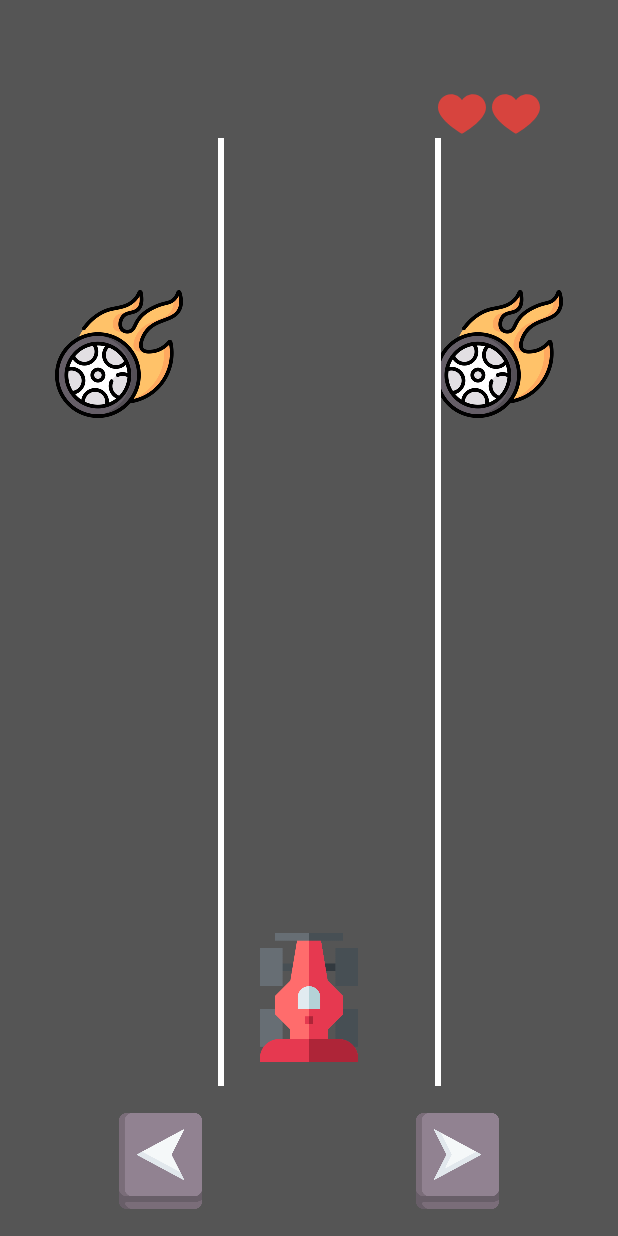
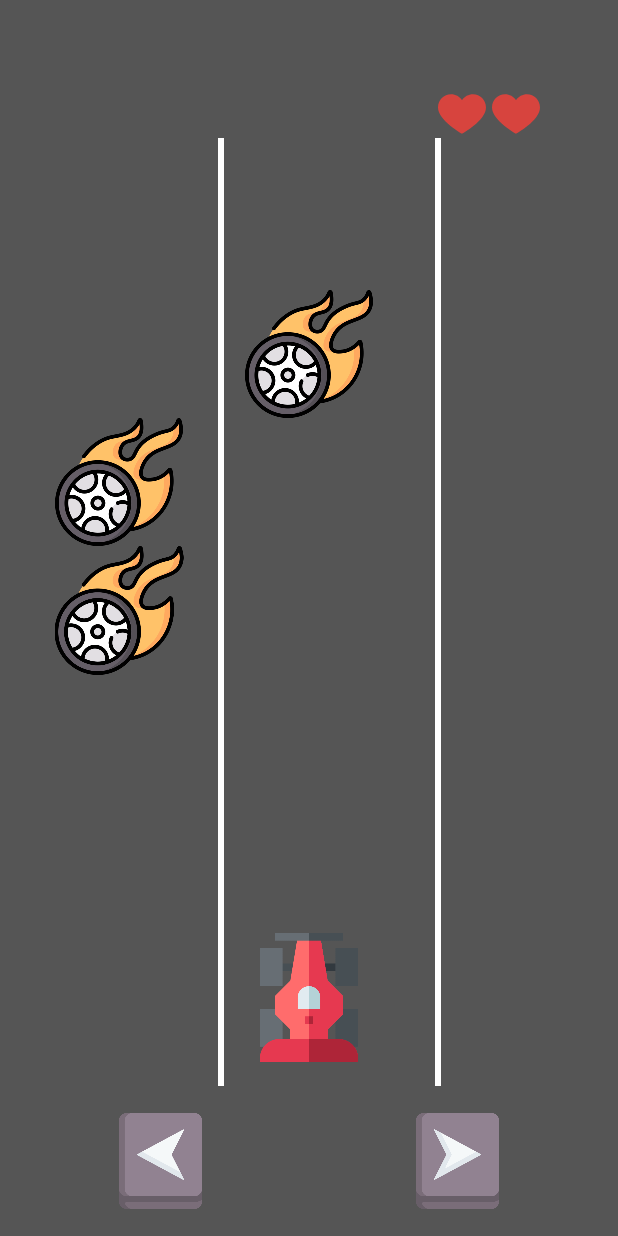
Before and after one commit to eyalfab2805/car_crash_game, an Android app: the screen it shows after launch (MainActivity), after a tap on an icon or button, on a phone screen of 412 x 824 dp. Run offline under Robolectric (Android 15) with nearby library versions, the phone set to English and light mode, and no system bars; 1 other tap on this screen came first.

Commit message:
finalVersion_Ex1

```diff
--- a/app/build.gradle.kts
+++ b/app/build.gradle.kts
@@ -35,6 +35,9 @@ android {
     kotlinOptions {
         jvmTarget = "11"
     }
+    buildFeatures {
+        viewBinding = true
+    }
 }
 
 dependencies {
--- a/app/src/main/java/com/example/obstacle_game/MainActivity.kt
+++ b/app/src/main/java/com/example/obstacle_game/MainActivity.kt
@@ -1,67 +1,41 @@
 package com.example.obstacle_game
 
 import android.os.Bundle
-import android.view.View
 import android.widget.ImageView
 import android.widget.Toast
 import androidx.appcompat.app.AppCompatActivity
+import com.example.obstacle_game.utilities.GameManager
 import java.util.Timer
 import java.util.TimerTask
-import kotlin.random.Random
-
 
 class MainActivity : AppCompatActivity() {
 
-    companion object {
-        private const val ROWS = 7
-        private const val COLS = 3
-        private const val TICK_MS = 400L
-    }
-
-    // 7x3 grid
     private lateinit var cells: Array<Array<ImageView>>
-    private var gameReady = false
-
-    // Hearts
     private lateinit var heartViews: List<ImageView>
-
-    private var lives = 3
-
-    // Player
-    private val playerRow = ROWS - 1
-    private var playerCol = 1 // middle
-
-    // Obstacles
-    data class Obstacle(var row: Int, var col: Int)
-
-    private val obstacles = mutableListOf<Obstacle>()
-
-    // Timer
+    private var gameManager: GameManager? = null
     private var timer: Timer? = null
 
     override fun onCreate(savedInstanceState: Bundle?) {
         super.onCreate(savedInstanceState)
         setContentView(R.layout.activity_main)
 
-
-        val ok = bindHearts() && bindGrid() && setupButtons()
-        if (!ok) {
+        if (!bindViews()) {
             Toast.makeText(this, "Initialization failed – check XML IDs", Toast.LENGTH_LONG).show()
-            gameReady = false
             return
         }
 
-        gameReady = true
+        gameManager = GameManager(
+            context = this,
+            cells = cells,
+            heartViews = heartViews
+        )
 
-        spawnObstacles(2)
-        redrawGrid()
+        setupButtons()
     }
 
     override fun onStart() {
         super.onStart()
-        if (gameReady) {
-            startGameLoop()
-        }
+        startGameLoop()
     }
 
     override fun onStop() {
@@ -69,121 +43,19 @@ class MainActivity : AppCompatActivity() {
         stopGameLoop()
     }
 
-    // ------------------------
-    // Bind views safely
-    // ------------------------
-
-    private fun bindHearts(): Boolean {
-        val h1 = findViewById<ImageView?>(R.id.heart1)
-        val h2 = findViewById<ImageView?>(R.id.heart2)
-        val h3 = findViewById<ImageView?>(R.id.heart3)
-
-        if (h1 == null || h2 == null || h3 == null) {
-            Toast.makeText(this, "Heart views not found – check XML IDs", Toast.LENGTH_LONG).show()
-            return false
-        }
-
-        heartViews = listOf(h1, h2, h3)
-        return true
-    }
-
-    private fun bindGrid(): Boolean {
-        fun cell(id: Int, name: String): ImageView? {
-            val v = findViewById<ImageView?>(id)
-            if (v == null) {
-                Toast.makeText(this, "Missing cell $name in XML", Toast.LENGTH_LONG).show()
-            }
-            return v
-        }
-
-        val c00 = cell(R.id.cell_0_0, "cell_0_0") ?: return false
-        val c01 = cell(R.id.cell_0_1, "cell_0_1") ?: return false
-        val c02 = cell(R.id.cell_0_2, "cell_0_2") ?: return false
-
-        val c10 = cell(R.id.cell_1_0, "cell_1_0") ?: return false
-        val c11 = cell(R.id.cell_1_1, "cell_1_1") ?: return false
-        val c12 = cell(R.id.cell_1_2, "cell_1_2") ?: return false
-
-        val c20 = cell(R.id.cell_2_0, "cell_2_0") ?: return false
-        val c21 = cell(R.id.cell_2_1, "cell_2_1") ?: return false
-        val c22 = cell(R.id.cell_2_2, "cell_2_2") ?: return false
-
-        val c30 = cell(R.id.cell_3_0, "cell_3_0") ?: return false
-        val c31 = cell(R.id.cell_3_1, "cell_3_1") ?: return false
-        val c32 = cell(R.id.cell_3_2, "cell_3_2") ?: return false
-
-        val c40 = cell(R.id.cell_4_0, "cell_4_0") ?: return false
-        val c41 = cell(R.id.cell_4_1, "cell_4_1") ?: return false
-        val c42 = cell(R.id.cell_4_2, "cell_4_2") ?: return false
-
-        val c50 = cell(R.id.cell_5_0, "cell_5_0") ?: return false
-        val c51 = cell(R.id.cell_5_1, "cell_5_1") ?: return false
-        val c52 = cell(R.id.cell_5_2, "cell_5_2") ?: return false
-
-        val c60 = cell(R.id.cell_6_0, "cell_6_0") ?: return false
-        val c61 = cell(R.id.cell_6_1, "cell_6_1") ?: return false
-        val c62 = cell(R.id.cell_6_2, "cell_6_2") ?: return false
-
-        cells = arrayOf(
-            arrayOf(c00, c01, c02),
-            arrayOf(c10, c11, c12),
-            arrayOf(c20, c21, c22),
-            arrayOf(c30, c31, c32),
-            arrayOf(c40, c41, c42),
-            arrayOf(c50, c51, c52),
-            arrayOf(c60, c61, c62)
-        )
-
-        return true
-    }
-
-    private fun setupButtons(): Boolean {
-        val btnLeft = findViewById<ImageView?>(R.id.btnLeft)
-        val btnRight = findViewById<ImageView?>(R.id.btnRight)
-
-        if (btnLeft == null || btnRight == null) {
-            Toast.makeText(this, "Buttons not found – check XML IDs", Toast.LENGTH_LONG).show()
-            return false
-        }
-
-        btnLeft.setOnClickListener {
-            if (lives <= 0) return@setOnClickListener
-            if (playerCol > 0) {
-                playerCol--
-                redrawGrid()
-            }
-        }
-
-        btnRight.setOnClickListener {
-            if (lives <= 0) return@setOnClickListener
-            if (playerCol < COLS - 1) {
-                playerCol++
-                redrawGrid()
-            }
-        }
-
-        return true
-    }
-
-    // ------------------------
-    // Timer loop
-    // ------------------------
-
     private fun startGameLoop() {
         stopGameLoop()
         timer = Timer()
-        scheduleNextTick()
-    }
-
-    private fun scheduleNextTick() {
         timer?.schedule(object : TimerTask() {
             override fun run() {
-                this@MainActivity.runOnUiThread {
-                    updateObstacles()
-                    scheduleNextTick()
+                runOnUiThread {
+                    val gameRunning = gameManager?.tick() ?: false
+                    if (!gameRunning) {
+                        stopGameLoop()
+                    }
                 }
             }
-        }, TICK_MS)
+        }, 0, 400L)
     }
 
     private fun stopGameLoop() {
@@ -191,100 +63,41 @@ class MainActivity : AppCompatActivity() {
         timer = null
     }
 
-    // ------------------------
-    // Obstacles
-    // ------------------------
+    private fun bindViews(): Boolean {
+        return bindHearts() && bindGrid()
+    }
 
-    private fun spawnObstacles(count: Int) {
-        obstacles.clear()
-        repeat(count) {
-            obstacles += Obstacle(
-                row = Random.nextInt(0, 3),
-                col = Random.nextInt(0, COLS)
-            )
+    private fun bindHearts(): Boolean {
+        val h1 = findViewById<ImageView?>(R.id.heart1)
+        val h2 = findViewById<ImageView?>(R.id.heart2)
+        val h3 = findViewById<ImageView?>(R.id.heart3)
+
+        if (h1 == null || h2 == null || h3 == null) return false
+
+        heartViews = listOf(h1, h2, h3)
+        return true
+    }
+
+    private fun bindGrid(): Boolean {
+        cells = arrayOf(
+            arrayOf(findViewById(R.id.cell_0_0), findViewById(R.id.cell_0_1), findViewById(R.id.cell_0_2)),
+            arrayOf(findViewById(R.id.cell_1_0), findViewById(R.id.cell_1_1), findViewById(R.id.cell_1_2)),
+            arrayOf(findViewById(R.id.cell_2_0), findViewById(R.id.cell_2_1), findViewById(R.id.cell_2_2)),
+            arrayOf(findViewById(R.id.cell_3_0), findViewById(R.id.cell_3_1), findViewById(R.id.cell_3_2)),
+            arrayOf(findViewById(R.id.cell_4_0), findViewById(R.id.cell_4_1), findViewById(R.id.cell_4_2)),
+            arrayOf(findViewById(R.id.cell_5_0), findViewById(R.id.cell_5_1), findViewById(R.id.cell_5_2)),
+            arrayOf(findViewById(R.id.cell_6_0), findViewById(R.id.cell_6_1), findViewById(R.id.cell_6_2))
+        )
+        return true
+    }
+
+    private fun setupButtons() {
+        findViewById<ImageView>(R.id.btnLeft).setOnClickListener {
+            gameManager?.movePlayer("LEFT")
+        }
+
+        findViewById<ImageView>(R.id.btnRight).setOnClickListener {
+            gameManager?.movePlayer("RIGHT")
         }
     }
-
-    private fun updateObstacles() {
-        if (lives <= 0) return
-
-        var hit = false
-
-        for (obs in obstacles) {
-            obs.row++
-
-            if (obs.row == playerRow && obs.col == playerCol) {
-                hit = true
-            }
-
-            if (obs.row > playerRow) {
-                obs.row = 0
-                obs.col = Random.nextInt(0, COLS)
-            }
-        }
-
-        if (hit) {
-            onHit()
-        } else {
-            redrawGrid()
-        }
-    }
-
-    // ------------------------
-    // Drawing
-    // ------------------------
-
-    private fun redrawGrid() {
-        // 1) Hide everything
-        for (r in 0 until ROWS) {
-            for (c in 0 until COLS) {
-                cells[r][c].visibility = View.INVISIBLE
-            }
-        }
-
-        // 2) Draw obstacles (tyres)
-        for (obs in obstacles) {
-            if (obs.row in 0 until ROWS) {
-                val cell = cells[obs.row][obs.col]
-                cell.visibility = View.VISIBLE
-                cell.setImageResource(R.drawable.tyre)
-            }
-        }
-
-        // 3) ALWAYS draw player car, even with 0 lives
-        val playerCell = cells[playerRow][playerCol]
-        playerCell.visibility = View.VISIBLE
-        playerCell.setImageResource(R.drawable.car)
-    }
-
-
-    // ------------------------
-    // Hit / lives
-    // ------------------------
-
-    private fun onHit() {
-        if (lives <= 0) return  // already game over, ignore
-
-        lives--
-        heartViews.getOrNull(lives)?.visibility = View.INVISIBLE
-
-        if (lives <= 0) {
-            // Game over on this hit
-            stopGameLoop()          // stop further movement
-            redrawGrid()            // car is STILL drawn because redrawGrid() always draws it
-            Toast.makeText(this, "Game Over!", Toast.LENGTH_SHORT).show()
-            vibrate()
-        } else {
-            // Just a crash, still alive
-            Toast.makeText(this, "Crash!", Toast.LENGTH_SHORT).show()
-            vibrate()
-            redrawGrid()
-        }
-    }
-    @Suppress("DEPRECATION")
-    private fun vibrate() {
-        val vibrator = getSystemService(VIBRATOR_SERVICE) as android.os.Vibrator
-        vibrator.vibrate(150)
-       }
-
 }
--- /dev/null
+++ b/app/src/main/java/com/example/obstacle_game/utilities/GameManager.kt
@@ -0,0 +1,128 @@
+package com.example.obstacle_game.utilities
+
+import android.content.Context
+import android.view.View
+import android.widget.ImageView
+import com.example.obstacle_game.R
+import kotlin.random.Random
+
+class GameManager(
+    private val context: Context,
+    private val cells: Array<Array<ImageView>>,
+    private val heartViews: List<ImageView>
+) {
+
+    companion object {
+        const val ROWS = 7
+        const val COLS = 3
+    }
+
+    private var lives = 3
+
+
+    private val playerRow = ROWS - 1
+    private var playerCol = 1
+
+    data class Obstacle(var row: Int, var col: Int)
+
+    private val obstacles = mutableListOf<Obstacle>()
+
+    init {
+        spawnObstacles(3)
+        redrawGrid()
+    }
+
+    fun movePlayer(direction: String) {
+        if (lives <= 0) return
+        when (direction) {
+            "LEFT" -> {
+                if (playerCol > 0) {
+                    playerCol--
+                    redrawGrid()
+                }
+            }
+            "RIGHT" -> {
+                if (playerCol < COLS - 1) {
+                    playerCol++
+                    redrawGrid()
+                }
+            }
+        }
+    }
+
+    private fun spawnObstacles(count: Int) {
+        obstacles.clear()
+        repeat(count) {
+            obstacles += Obstacle(
+                row = Random.nextInt(0, 3),
+                col = Random.nextInt(0, COLS)
+            )
+        }
+    }
+
+    fun tick(): Boolean {
+        if (lives <= 0) return false
+
+        var hit = false
+
+        for (obs in obstacles) {
+            obs.row++
+
+            if (obs.row == playerRow && obs.col == playerCol) {
+                hit = true
+            }
+
+            if (obs.row > playerRow) {
+                obs.row = -Random.nextInt(0, ROWS / 2)
+                obs.col = Random.nextInt(0, COLS)
+            }
+        }
+
+        if (hit) {
+            onHit()
+        } else {
+            redrawGrid()
+        }
+
+        return lives > 0
+    }
+
+    private fun redrawGrid() {
+        for (r in 0 until ROWS) {
+            for (c in 0 until COLS) {
+                cells[r][c].visibility = View.INVISIBLE
+            }
+        }
+
+        for (obs in obstacles) {
+            if (obs.row in 0 until ROWS) {
+                val cell = cells[obs.row][obs.col]
+                cell.visibility = View.VISIBLE
+                cell.setImageResource(R.drawable.tyre)
+            }
+        }
+
+        val playerCell = cells[playerRow][playerCol]
+        playerCell.visibility = View.VISIBLE
+        playerCell.setImageResource(R.drawable.car)
+    }
+
+    private fun onHit() {
+        if (lives <= 0) return
+
+        lives--
+        if (lives >= 0 && lives < heartViews.size) {
+            heartViews[lives].visibility = View.INVISIBLE
+        }
+
+        if (lives <= 0) {
+            redrawGrid()
+            SignalManager.toast(context, "Game Over!")
+            SignalManager.vibrate(context)
+        } else {
+            SignalManager.toast(context, "Crash!")
+            SignalManager.vibrate(context)
+            redrawGrid()
+        }
+    }
+}
--- /dev/null
+++ b/app/src/main/java/com/example/obstacle_game/utilities/SignalManager.kt
@@ -0,0 +1,17 @@
+package com.example.obstacle_game.utilities
+
+import android.content.Context
+import android.os.Vibrator
+import android.widget.Toast
+
+object SignalManager {
+    fun toast(context: Context, message: String) {
+        Toast.makeText(context, message, Toast.LENGTH_SHORT).show()
+    }
+
+    @Suppress("DEPRECATION")
+    fun vibrate(context: Context) {
+        val vibrator = context.getSystemService(Context.VIBRATOR_SERVICE) as Vibrator
+        vibrator.vibrate(150)
+    }
+}
```
